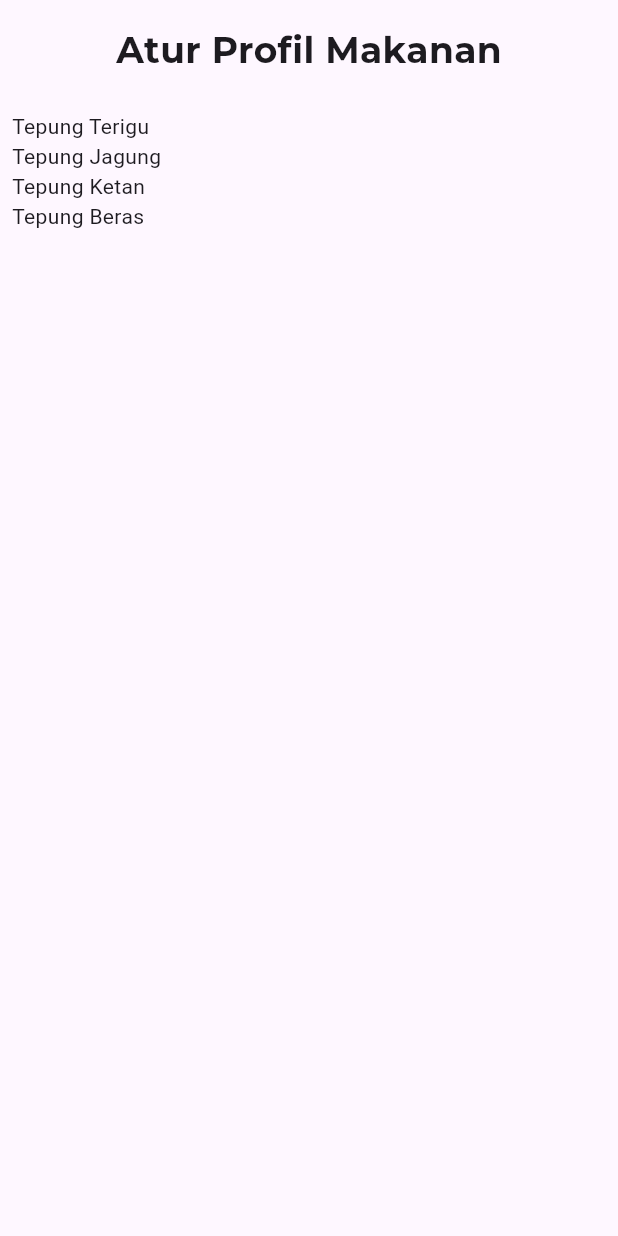
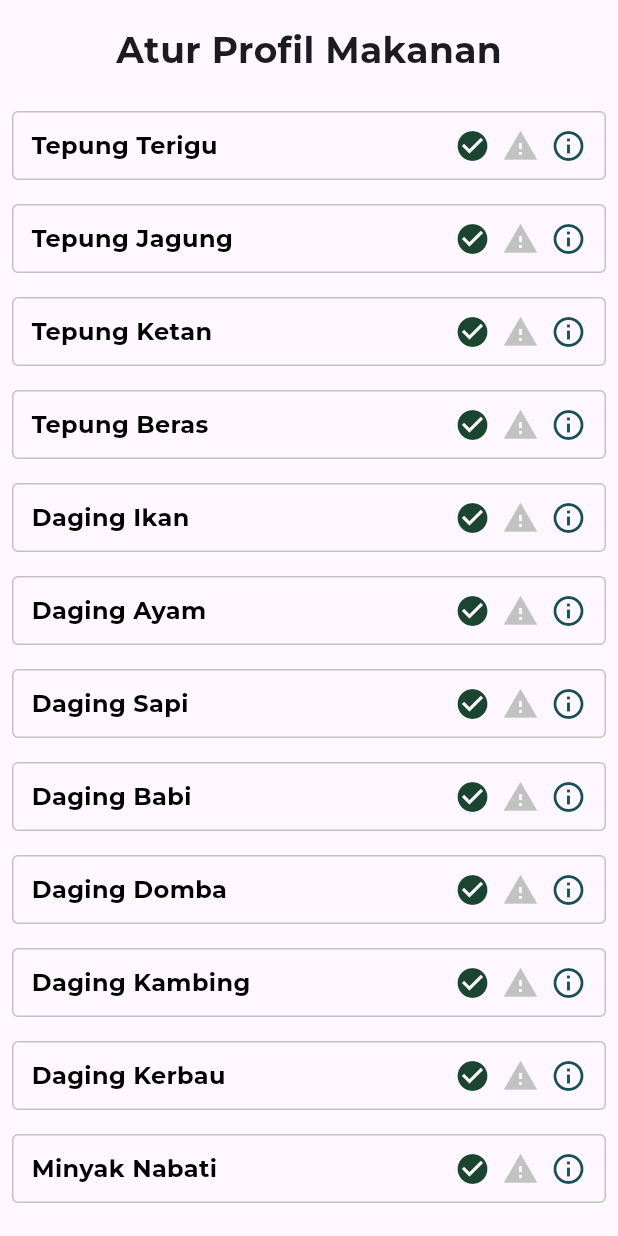
Before and after one commit to keanutaufan/nutriscope, a Flutter app: the IngredientsScreen widget shown alone on an empty page, opened directly, on a phone screen of 412 x 824 dp. Run offline on Flutter 3.47's test engine with Material 3 defaults, Android fonts, the light colour scheme and no system bars; missing offline and left inert: qr_code_scanner; project files that could hold a hidden picture were left out.

Commit message:
implement basic ingredient list item ui

```diff
--- /dev/null
+++ b/lib/components/ingredient_list_item.dart
@@ -0,0 +1,88 @@
+import 'package:flutter/material.dart';
+
+class IngredientListItem extends StatelessWidget {
+  final String label;
+  final int status;
+
+  final VoidCallback? onTapAllow;
+  final VoidCallback? onTapWarn;
+  final VoidCallback? onTapInfo;
+
+  const IngredientListItem({
+    super.key,
+    required this.label,
+    required this.status,
+    this.onTapAllow,
+    this.onTapWarn,
+    this.onTapInfo,
+  });
+
+  @override
+  Widget build(BuildContext context) {
+    return Container(
+      padding: const EdgeInsets.symmetric(vertical: 10, horizontal: 12),
+      margin: const EdgeInsets.only(bottom: 16),
+      decoration: BoxDecoration(
+        borderRadius: BorderRadius.circular(4),
+        border: Border.all(
+          color: const Color.fromRGBO(194, 194, 194, 1),
+          width: 1,
+        ),
+      ),
+      child: Row(
+        mainAxisAlignment: MainAxisAlignment.spaceBetween,
+        children: [
+          // Label
+          Text(
+            label,
+            style: const TextStyle(
+              color: Colors.black,
+              fontFamily: "Montserrat",
+              fontSize: 16,
+            ),
+          ),
+
+          // Buttons
+          Row(
+            children: [
+              // Allow
+              GestureDetector(
+                onTap: onTapAllow,
+                child: Icon(
+                  Icons.check_circle,
+                  color: (status == 0)
+                      ? const Color.fromRGBO(27, 68, 49, 1)
+                      : const Color.fromRGBO(194, 194, 194, 1),
+                ),
+              ),
+
+              const SizedBox(width: 8),
+
+              // Warn
+              GestureDetector(
+                onTap: onTapWarn,
+                child: Icon(
+                  Icons.warning,
+                  color: (status == 1)
+                      ? const Color.fromRGBO(27, 68, 49, 1)
+                      : const Color.fromRGBO(194, 194, 194, 1),
+                ),
+              ),
+
+              const SizedBox(width: 8),
+
+              // Info
+              GestureDetector(
+                onTap: onTapInfo,
+                child: const Icon(
+                  Icons.info_outline,
+                  color: Color.fromRGBO(25, 80, 87, 1),
+                ),
+              ),
+            ],
+          )
+        ],
+      ),
+    );
+  }
+}
--- a/lib/screens/app/ingredients_screen.dart
+++ b/lib/screens/app/ingredients_screen.dart
@@ -1,4 +1,5 @@
 import 'package:flutter/material.dart';
+import 'package:nutriscope/components/ingredient_list_item.dart';
 
 class IngredientsScreen extends StatelessWidget {
   const IngredientsScreen({super.key});
@@ -8,6 +9,14 @@ class IngredientsScreen extends StatelessWidget {
     "Tepung Jagung",
     "Tepung Ketan",
     "Tepung Beras",
+    "Daging Ikan",
+    "Daging Ayam",
+    "Daging Sapi",
+    "Daging Babi",
+    "Daging Domba",
+    "Daging Kambing",
+    "Daging Kerbau",
+    "Minyak Nabati",
   ];
 
   @override
@@ -34,7 +43,10 @@ class IngredientsScreen extends StatelessWidget {
               padding: const EdgeInsets.all(8),
               itemCount: placeholder.length,
               itemBuilder: (context, index) {
-                return Text(placeholder.elementAt(index));
+                return IngredientListItem(
+                  label: placeholder.elementAt(index),
+                  status: 0,
+                );
               },
             ),
           ),
```
